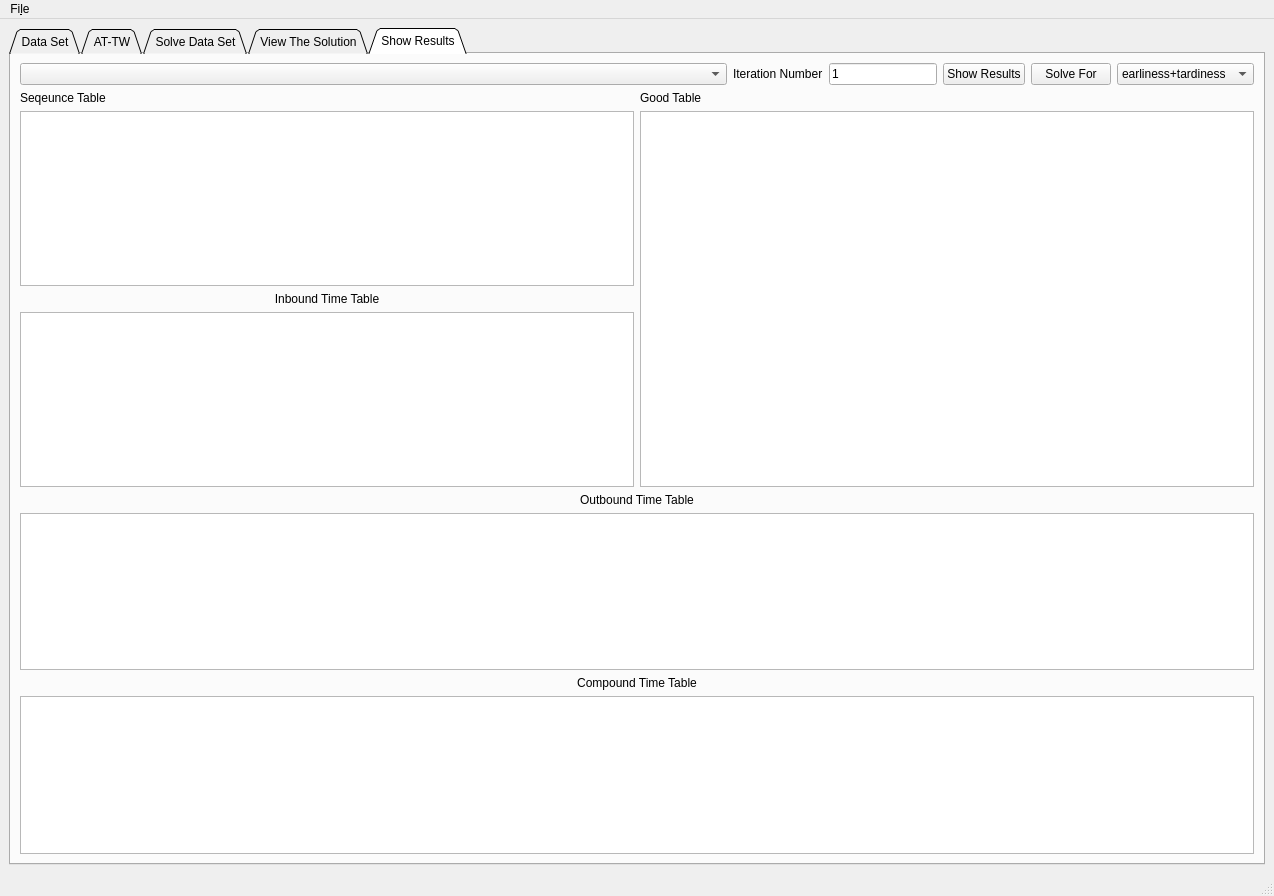
Before: the Qt Designer form windows/main_window.ui in mparlaktuna/capraz_sevkiyat2.0, drawn with Qt 5.
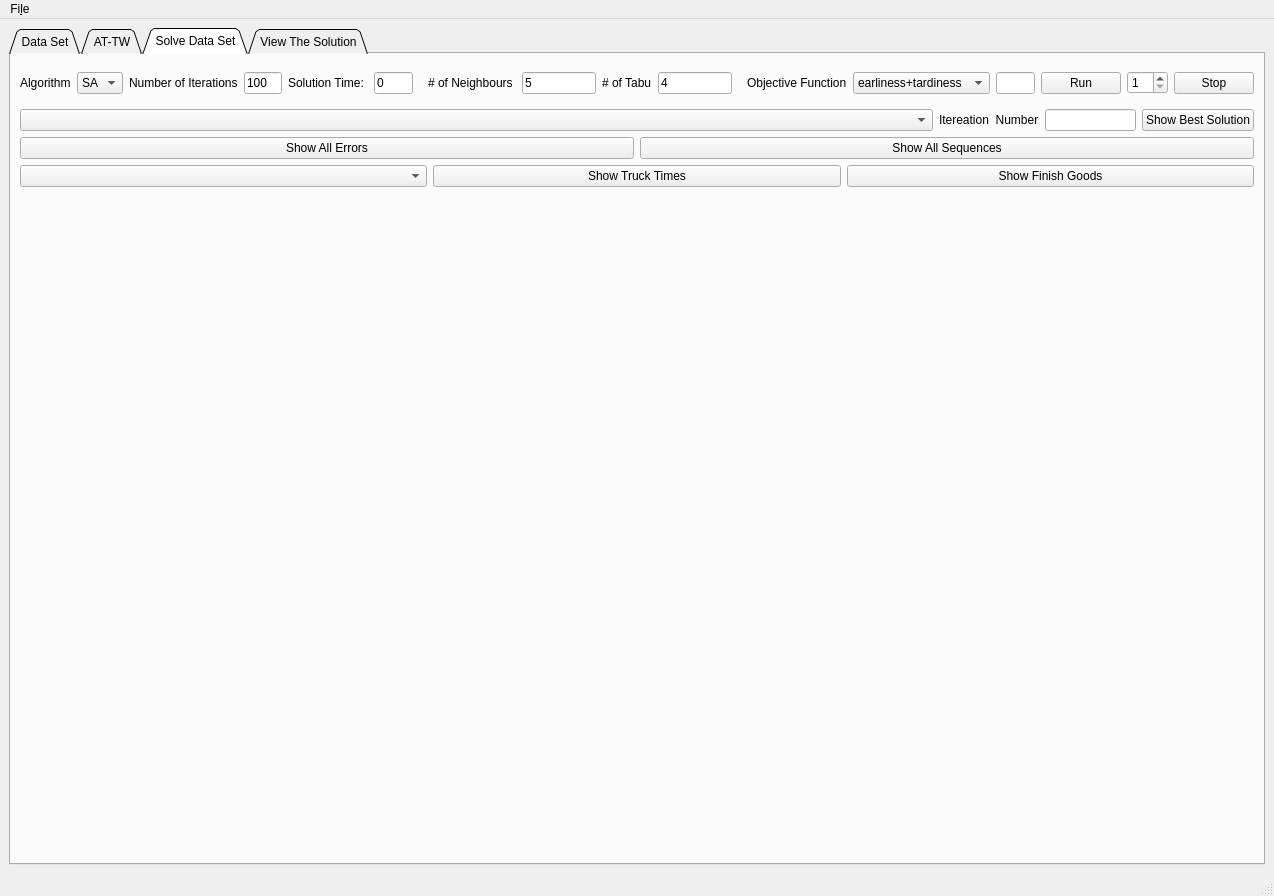
After: the same form once the commit is applied. The open tabs and pages were chosen to show the change. Custom widgets are drawn as their Qt base class.

Commit message: added truck time results and retuls gui

What changed in the file:
```diff
--- a/windows/main_window.ui
+++ b/windows/main_window.ui
@@ -381,8 +381,8 @@
        <attribute name="title">
         <string>Solve Data Set</string>
        </attribute>
-       <layout class="QGridLayout" name="gridLayout_7" rowstretch="0,3,3">
-        <item row="0" column="0" colspan="2">
+       <layout class="QGridLayout" name="gridLayout" rowstretch="0,0,0,0,5,0" rowminimumheight="1,1,1,1,5,0">
+        <item row="0" column="0">
          <layout class="QHBoxLayout" name="horizontalLayout_4">
           <item>
            <widget class="QLabel" name="solverLabel">
@@ -585,10 +585,7 @@
           </item>
          </layout>
         </item>
-        <item row="1" column="0" colspan="2">
-         <layout class="QVBoxLayout" name="generalResultsLayout"/>
-        </item>
-        <item row="2" column="0">
+        <item row="5" column="0">
          <spacer name="verticalSpacer">
           <property name="orientation">
            <enum>Qt::Vertical</enum>
@@ -601,6 +598,69 @@
           </property>
          </spacer>
         </item>
+        <item row="3" column="0">
+         <layout class="QHBoxLayout" name="horizontalLayout_7">
+          <item>
+           <widget class="QComboBox" name="result_truck_name_combo_box"/>
+          </item>
+          <item>
+           <widget class="QPushButton" name="result_show_trucktimes_button">
+            <property name="text">
+             <string>Show Truck Times</string>
+            </property>
+           </widget>
+          </item>
+          <item>
+           <widget class="QPushButton" name="result_show_truckgoods_button">
+            <property name="text">
+             <string>Show Finish Goods</string>
+            </property>
+           </widget>
+          </item>
+         </layout>
+        </item>
+        <item row="1" column="0">
+         <layout class="QHBoxLayout" name="horizontalLayout_5" stretch="10,1,1,1">
+          <item>
+           <widget class="QComboBox" name="result_solution_name_combo_box"/>
+          </item>
+          <item>
+           <widget class="QLabel" name="label_4">
+            <property name="text">
+             <string>Itereation  Number</string>
+            </property>
+           </widget>
+          </item>
+          <item>
+           <widget class="QLineEdit" name="Iteration_number"/>
+          </item>
+          <item>
+           <widget class="QPushButton" name="result_show_best_solution">
+            <property name="text">
+             <string>Show Best Solution</string>
+            </property>
+           </widget>
+          </item>
+         </layout>
+        </item>
+        <item row="2" column="0">
+         <layout class="QHBoxLayout" name="horizontalLayout_6">
+          <item>
+           <widget class="QPushButton" name="result_show_errors_button">
+            <property name="text">
+             <string>Show All Errors</string>
+            </property>
+           </widget>
+          </item>
+          <item>
+           <widget class="QPushButton" name="result_show_sequences_button">
+            <property name="text">
+             <string>Show All Sequences</string>
+            </property>
+           </widget>
+          </item>
+         </layout>
+        </item>
        </layout>
       </widget>
       <widget class="QWidget" name="tab_4">
@@ -688,210 +748,6 @@
         </item>
        </layout>
       </widget>
-      <widget class="QWidget" name="tab_3">
-       <attribute name="title">
-        <string>Show Results</string>
-       </attribute>
-       <layout class="QGridLayout" name="gridLayout">
-        <item row="0" column="0">
-         <layout class="QHBoxLayout" name="horizontalLayout_5" stretch="2,0,0,0,0,0">
-          <item>
-           <widget class="QComboBox" name="result_names_combo_box">
-            <property name="minimumSize">
-             <size>
-              <width>300</width>
-              <height>0</height>
-             </size>
-            </property>
-           </widget>
-          </item>
-          <item>
-           <widget class="QLabel" name="label_13">
-            <property name="text">
-             <string>Iteration Number</string>
-            </property>
-           </widget>
-          </item>
-          <item>
-           <widget class="QLineEdit" name="result_iteration_number_line_edit">
-            <property name="text">
-             <string>1</string>
-            </property>
-           </widget>
-          </item>
-          <item>
-           <widget class="QPushButton" name="show_results_button">
-            <property name="text">
-             <string>Show Results</string>
-            </property>
-           </widget>
-          </item>
-          <item>
-           <widget class="QPushButton" name="multiSolveButton">
-            <property name="text">
-             <string>Solve For</string>
-            </property>
-           </widget>
-          </item>
-          <item>
-           <widget class="QComboBox" name="multiSolveCombo">
-            <item>
-             <property name="text">
-              <string>earliness+tardiness</string>
-             </property>
-            </item>
-            <item>
-             <property name="text">
-              <string>number_of_goods</string>
-             </property>
-            </item>
-            <item>
-             <property name="text">
-              <string>total_tardiness</string>
-             </property>
-            </item>
-            <item>
-             <property name="text">
-              <string>cmax</string>
-             </property>
-            </item>
-            <item>
-             <property name="text">
-              <string>late_truck</string>
-             </property>
-            </item>
-           </widget>
-          </item>
-         </layout>
-        </item>
-        <item row="1" column="0">
-         <layout class="QVBoxLayout" name="verticalLayout_15">
-          <item>
-           <layout class="QHBoxLayout" name="horizontalLayout_6" stretch="1,1">
-            <item>
-             <layout class="QVBoxLayout" name="verticalLayout_12">
-              <item>
-               <layout class="QVBoxLayout" name="verticalLayout_13">
-                <item>
-                 <widget class="QLabel" name="label_17">
-                  <property name="text">
-                   <string>Seqeunce Table</string>
-                  </property>
-                 </widget>
-                </item>
-                <item>
-                 <widget class="ClipboardTableView" name="sequence_table">
-                  <property name="minimumSize">
-                   <size>
-                    <width>350</width>
-                    <height>0</height>
-                   </size>
-                  </property>
-                 </widget>
-                </item>
-               </layout>
-              </item>
-              <item>
-               <layout class="QVBoxLayout" name="verticalLayout_11">
-                <item>
-                 <widget class="QLabel" name="label_16">
-                  <property name="text">
-                   <string>Inbound Time Table</string>
-                  </property>
-                  <property name="alignment">
-                   <set>Qt::AlignCenter</set>
-                  </property>
-                 </widget>
-                </item>
-                <item>
-                 <widget class="ClipboardTableView" name="inbound_time_table">
-                  <property name="minimumSize">
-                   <size>
-                    <width>350</width>
-                    <height>0</height>
-                   </size>
-                  </property>
-                 </widget>
-                </item>
-               </layout>
-              </item>
-             </layout>
-            </item>
-            <item>
-             <layout class="QVBoxLayout" name="verticalLayout_14">
-              <item>
-               <widget class="QLabel" name="label_18">
-                <property name="text">
-                 <string>Good Table</string>
-                </property>
-               </widget>
-              </item>
-              <item>
-               <widget class="ClipboardTableView" name="good_in_out_table">
-                <property name="sizeAdjustPolicy">
-                 <enum>QAbstractScrollArea::AdjustToContents</enum>
-                </property>
-                <attribute name="horizontalHeaderHighlightSections">
-                 <bool>false</bool>
-                </attribute>
-               </widget>
-              </item>
-             </layout>
-            </item>
-           </layout>
-          </item>
-          <item>
-           <layout class="QVBoxLayout" name="verticalLayout_9">
-            <item>
-             <widget class="QLabel" name="label_14">
-              <property name="text">
-               <string>Outbound Time Table</string>
-              </property>
-              <property name="alignment">
-               <set>Qt::AlignCenter</set>
-              </property>
-             </widget>
-            </item>
-            <item>
-             <widget class="ClipboardTableView" name="outbound_time_table">
-              <property name="minimumSize">
-               <size>
-                <width>0</width>
-                <height>150</height>
-               </size>
-              </property>
-             </widget>
-            </item>
-           </layout>
-          </item>
-          <item>
-           <layout class="QVBoxLayout" name="verticalLayout_10">
-            <item>
-             <widget class="QLabel" name="label_15">
-              <property name="text">
-               <string>Compound Time Table</string>
-              </property>
-              <property name="alignment">
-               <set>Qt::AlignCenter</set>
-              </property>
-             </widget>
-            </item>
-            <item>
-             <widget class="ClipboardTableView" name="compound_time_table">
-              <property name="minimumSize">
-               <size>
-                <width>0</width>
-                <height>150</height>
-               </size>
-              </property>
-             </widget>
-            </item>
-           </layout>
-          </item>
-         </layout>
-        </item>
-       </layout>
-      </widget>
      </widget>
     </item>
    </layout>
```
Left out of the diff: 2 changed lines with no effect on the pictures. The commit also changes 8 other files.
